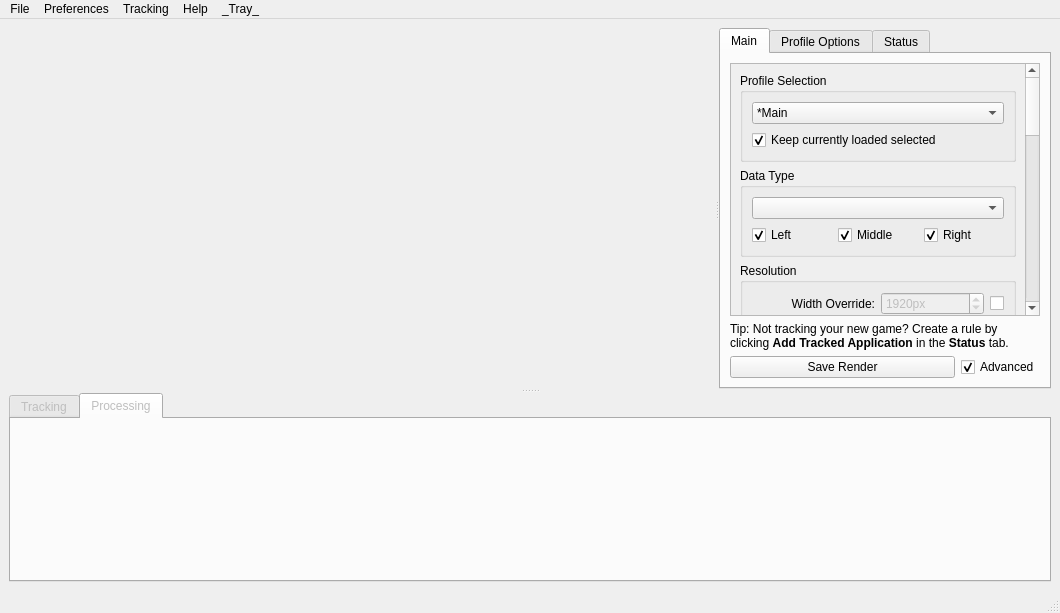
Before: the Qt Designer form mousetracks2/gui/ui/layout.ui in huntfx/MouseTracks, drawn with Qt 5.
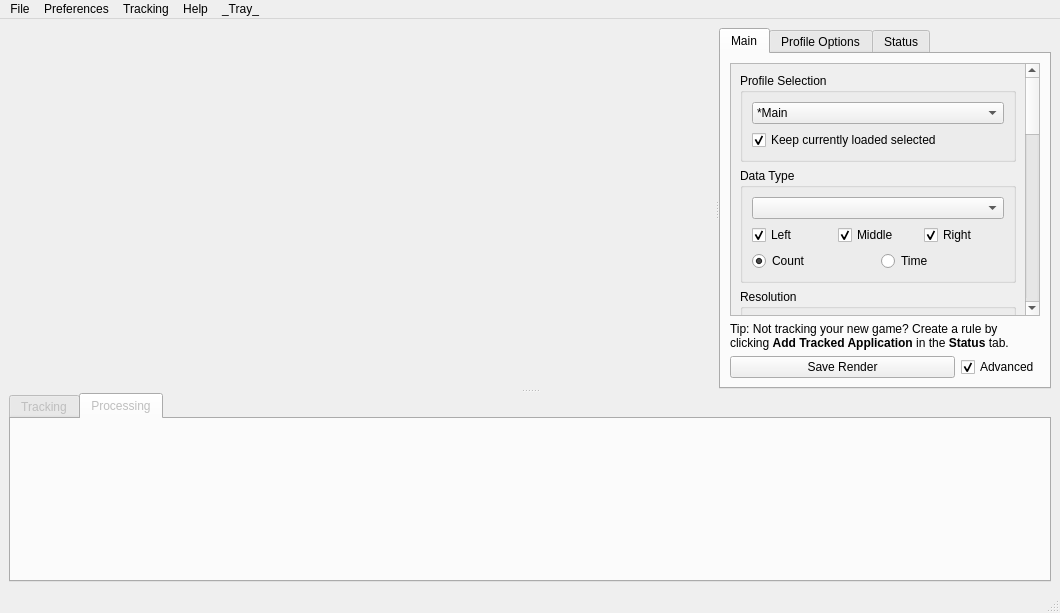
After: the same form once the commit is applied. Custom widgets are drawn as their Qt base class.

Commit message: Implement legacy keyboard time render

Diff of the .ui file:
```diff
--- a/mousetracks2/gui/ui/layout.ui
+++ b/mousetracks2/gui/ui/layout.ui
@@ -88,7 +88,7 @@
                <x>0</x>
                <y>0</y>
                <width>261</width>
-               <height>971</height>
+               <height>999</height>
               </rect>
              </property>
              <layout class="QVBoxLayout" name="verticalLayout_3">
@@ -202,6 +202,27 @@
                    </property>
                   </widget>
                  </item>
+                 <item row="2" column="0">
+                  <layout class="QHBoxLayout" name="horizontalLayout_2">
+                   <item>
+                    <widget class="QRadioButton" name="show_count">
+                     <property name="text">
+                      <string>Count</string>
+                     </property>
+                     <property name="checked">
+                      <bool>true</bool>
+                     </property>
+                    </widget>
+                   </item>
+                   <item>
+                    <widget class="QRadioButton" name="show_time">
+                     <property name="text">
+                      <string>Time</string>
+                     </property>
+                    </widget>
+                   </item>
+                  </layout>
+                 </item>
                 </layout>
                </widget>
               </item>
```
The commit also changes 6 other files.
